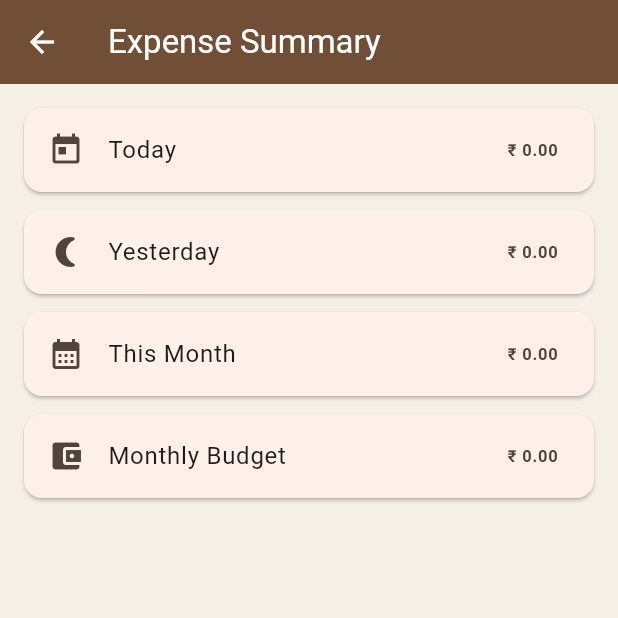
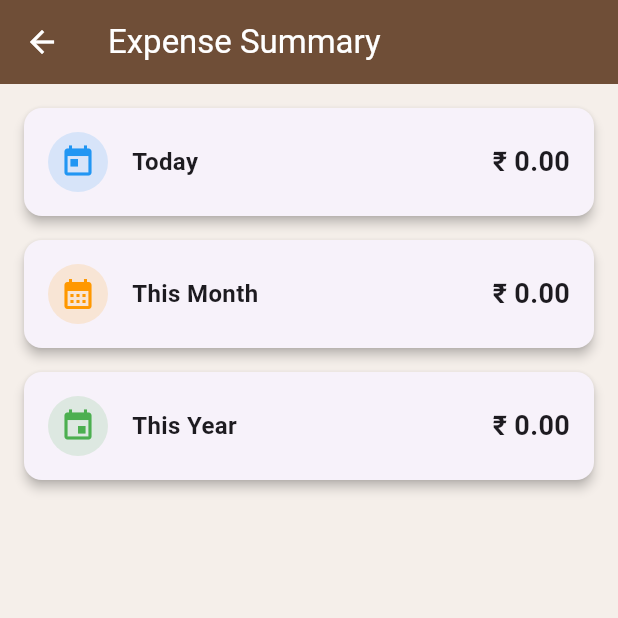
Before and after one commit to CodewithVipin/expense_tracker_app, a Flutter app: the screen it shows after launch, after a tap on the "analytics" icon, on a phone screen of 412 x 824 dp, the top half of it. Run offline on Flutter 3.47's test engine with Material 3 defaults, Android fonts, the phone set to English and light mode, and no system bars; our stand-ins replace sqflite; accounts and stored records are empty.

Commit message:
theme set to as phone

```diff
--- a/lib/core/app_theme.dart
+++ b/lib/core/app_theme.dart
@@ -1,43 +1,23 @@
 import 'package:flutter/material.dart';
 
 class AppTheme {
-  // ☀️ Light Coffee Theme
-  static ThemeData light = ThemeData(
+  static final ThemeData lightTheme = ThemeData(
     brightness: Brightness.light,
-    primaryColor: const Color(0xFF6F4E37), // Coffee Brown
-    scaffoldBackgroundColor: const Color(0xFFF5EFE6), // Cream
+    primarySwatch: Colors.brown,
+    scaffoldBackgroundColor: const Color(0xFFF5EFEA),
     appBarTheme: const AppBarTheme(
       backgroundColor: Color(0xFF6F4E37),
       foregroundColor: Colors.white,
-      elevation: 2,
-    ),
-    cardColor: Colors.white,
-    floatingActionButtonTheme: const FloatingActionButtonThemeData(
-      backgroundColor: Color(0xFF6F4E37),
-    ),
-    colorScheme: ColorScheme.fromSeed(
-      seedColor: const Color(0xFF6F4E37),
-      brightness: Brightness.light,
     ),
   );
 
-  // 🌙 Dark Coffee Theme
-  static ThemeData dark = ThemeData(
+  static final ThemeData darkTheme = ThemeData(
     brightness: Brightness.dark,
-    primaryColor: const Color(0xFF3E2723), // Dark Espresso
+    primarySwatch: Colors.brown,
     scaffoldBackgroundColor: const Color(0xFF1E1E1E),
     appBarTheme: const AppBarTheme(
       backgroundColor: Color(0xFF3E2723),
       foregroundColor: Colors.white,
-      elevation: 2,
-    ),
-    cardColor: const Color(0xFF2C2C2C),
-    floatingActionButtonTheme: const FloatingActionButtonThemeData(
-      backgroundColor: Color(0xFF3E2723),
-    ),
-    colorScheme: ColorScheme.fromSeed(
-      seedColor: const Color(0xFF3E2723),
-      brightness: Brightness.dark,
     ),
   );
 }
--- a/lib/main.dart
+++ b/lib/main.dart
@@ -1,5 +1,6 @@
 import 'package:expense_tracker/views/home_screen.dart';
 import 'package:flutter/material.dart';
+import 'package:flutter/services.dart';
 import 'package:provider/provider.dart';
 
 import 'core/app_theme.dart';
@@ -18,18 +19,30 @@ class ExpenseApp extends StatelessWidget {
   Widget build(BuildContext context) {
     return MultiProvider(
       providers: [
+        ChangeNotifierProvider(create: (_) => ThemeViewModel()),
         ChangeNotifierProvider(create: (_) => ExpenseViewModel()),
         ChangeNotifierProvider(create: (_) => CategoryViewModel()),
-        ChangeNotifierProvider(create: (_) => ThemeViewModel()),
       ],
       child: Consumer<ThemeViewModel>(
         builder: (context, themeVM, _) {
-          return MaterialApp(
-            debugShowCheckedModeBanner: false,
-            theme: AppTheme.light,
-            darkTheme: AppTheme.dark,
-            themeMode: themeVM.themeMode,
-            home: const HomeScreen(),
+          SystemChrome.setSystemUIOverlayStyle(
+            const SystemUiOverlayStyle(
+              statusBarColor: Colors.transparent,
+              statusBarIconBrightness: Brightness.light,
+              statusBarBrightness: Brightness.dark,
+            ),
+          );
+
+          return AnimatedTheme(
+            data: themeVM.isDark ? AppTheme.darkTheme : AppTheme.lightTheme,
+            duration: const Duration(milliseconds: 200),
+            curve: Curves.easeInOut,
+            child: MaterialApp(
+              debugShowCheckedModeBanner: false,
+              theme: AppTheme.lightTheme,
+              darkTheme: AppTheme.darkTheme,
+              home: const HomeScreen(),
+            ),
           );
         },
       ),
--- a/lib/viewmodels/expense_viewmodel.dart
+++ b/lib/viewmodels/expense_viewmodel.dart
@@ -17,6 +17,16 @@ class ExpenseViewModel extends ChangeNotifier {
   void updateMonthlyBudget(double value) {
     _monthlyBudget = value;
     notifyListeners();
+  }
+
+  // =========================
+  // 🔹 YEARLY TOTAL
+  // =========================
+  double get yearTotal {
+    final now = DateTime.now();
+    return _expenses
+        .where((e) => e.date.year == now.year)
+        .fold(0, (sum, e) => sum + e.amount);
   }
 
   // =========================
--- a/lib/viewmodels/theme_viewmodel.dart
+++ b/lib/viewmodels/theme_viewmodel.dart
@@ -1,37 +1,12 @@
 import 'package:flutter/material.dart';
-import '../services/settings_service.dart';
 
 class ThemeViewModel extends ChangeNotifier {
-  final SettingsService _settings = SettingsService();
+  bool _isDark = false;
 
-  ThemeMode _themeMode = ThemeMode.light;
+  bool get isDark => _isDark;
 
-  ThemeMode get themeMode => _themeMode;
-
-  ThemeViewModel() {
-    _loadTheme();
-  }
-
-  Future<void> _loadTheme() async {
-    final saved = await _settings.getLastCategory(); // reuse table
-    if (saved == 'dark') {
-      _themeMode = ThemeMode.dark;
-    } else {
-      _themeMode = ThemeMode.light;
-    }
+  void toggleTheme() {
+    _isDark = !_isDark;
     notifyListeners();
   }
-
-  Future<void> toggleTheme() async {
-    if (_themeMode == ThemeMode.light) {
-      _themeMode = ThemeMode.dark;
-      await _settings.saveLastCategory('dark');
-    } else {
-      _themeMode = ThemeMode.light;
-      await _settings.saveLastCategory('light');
-    }
-    notifyListeners();
-  }
-
-  bool get isDark => _themeMode == ThemeMode.dark;
 }
--- a/lib/views/home_screen.dart
+++ b/lib/views/home_screen.dart
@@ -1,6 +1,7 @@
 // ignore_for_file: deprecated_member_use
 
 import 'package:expense_tracker/views/screen/expense_summary_screen.dart';
+import 'package:expense_tracker/views/screen/manage_categories_screen.dart';
 import 'package:flutter/material.dart';
 import 'package:provider/provider.dart';
 
@@ -76,7 +77,6 @@ class _HomeScreenState extends State<HomeScreen> {
   @override
   Widget build(BuildContext context) {
     final expenseVM = context.watch<ExpenseViewModel>();
-    final themeVM = context.watch<ThemeViewModel>();
 
     return Scaffold(
       appBar: AppBar(
@@ -84,6 +84,19 @@ class _HomeScreenState extends State<HomeScreen> {
 
         // ✅ APP BAR ICONS
         actions: [
+          // 🏷️ Manage Categories
+          IconButton(
+            icon: const Icon(Icons.category),
+            tooltip: 'Manage Categories',
+            onPressed: () {
+              Navigator.push(
+                context,
+                MaterialPageRoute(
+                  builder: (_) => const ManageCategoriesScreen(),
+                ),
+              );
+            },
+          ),
           // 📊 Summary icon
           IconButton(
             icon: const Icon(Icons.analytics),
@@ -96,16 +109,11 @@ class _HomeScreenState extends State<HomeScreen> {
           ),
 
           // 🌗 Theme toggle icon
-          IconButton(
-            icon: Icon(themeVM.isDark ? Icons.light_mode : Icons.dark_mode),
-            onPressed: () {
-              themeVM.toggleTheme();
-            },
-          ),
         ],
       ),
 
-      body: Column(
+      body: RepaintBoundary(
+        child: Column(
           children: [
             Card(
               margin: const EdgeInsets.symmetric(horizontal: 12, vertical: 6),
@@ -211,6 +219,7 @@ class _HomeScreenState extends State<HomeScreen> {
             ),
           ],
         ),
+      ),
 
       // ➕ ADD EXPENSE FAB
       floatingActionButton: FloatingActionButton(
--- a/lib/views/screen/expense_summary_screen.dart
+++ b/lib/views/screen/expense_summary_screen.dart
@@ -1,6 +1,5 @@
 import 'package:flutter/material.dart';
 import 'package:provider/provider.dart';
-
 import '../../viewmodels/expense_viewmodel.dart';
 
 class ExpenseSummaryScreen extends StatelessWidget {
@@ -15,63 +14,61 @@ class ExpenseSummaryScreen extends StatelessWidget {
       body: ListView(
         padding: const EdgeInsets.all(16),
         children: [
-          _summaryTile(
+          _summaryCard(
             title: 'Today',
             amount: vm.todayTotal,
             icon: Icons.today,
+            color: Colors.blue,
           ),
-          _summaryTile(
-            title: 'Yesterday',
-            amount: vm.yesterdayTotal,
-            icon: Icons.nightlight_round,
-          ),
-          _summaryTile(
+          _summaryCard(
             title: 'This Month',
             amount: vm.monthTotal,
             icon: Icons.calendar_month,
+            color: Colors.orange,
           ),
-          _summaryTile(
-            title: 'Monthly Budget',
-            amount: vm.monthlyBudget,
-            icon: Icons.account_balance_wallet,
+          _summaryCard(
+            title: 'This Year',
+            amount: vm.yearTotal,
+            icon: Icons.event,
+            color: Colors.green,
           ),
-          if (vm.isMonthlyBudgetExceeded)
-            Padding(
-              padding: const EdgeInsets.only(top: 12),
-              child: Row(
-                children: const [
-                  Icon(Icons.warning, color: Colors.red),
-                  SizedBox(width: 8),
-                  Expanded(
-                    child: Text(
-                      'Monthly budget exceeded!',
-                      style: TextStyle(
-                        color: Colors.red,
-                        fontWeight: FontWeight.bold,
-                      ),
-                    ),
-                  ),
-                ],
-              ),
-            ),
         ],
       ),
     );
   }
 
-  Widget _summaryTile({
+  Widget _summaryCard({
     required String title,
     required double amount,
     required IconData icon,
+    required Color color,
   }) {
     return Card(
-      margin: const EdgeInsets.only(bottom: 12),
-      child: ListTile(
-        leading: Icon(icon),
-        title: Text(title),
-        trailing: Text(
-          '₹ ${amount.toStringAsFixed(2)}',
-          style: const TextStyle(fontWeight: FontWeight.bold),
+      margin: const EdgeInsets.only(bottom: 16),
+      elevation: 3,
+      child: Padding(
+        padding: const EdgeInsets.all(16),
+        child: Row(
+          children: [
+            CircleAvatar(
+              backgroundColor: color.withValues(alpha: 0.15),
+              child: Icon(icon, color: color),
+            ),
+            const SizedBox(width: 16),
+            Expanded(
+              child: Text(
+                title,
+                style: const TextStyle(
+                  fontSize: 16,
+                  fontWeight: FontWeight.w600,
+                ),
+              ),
+            ),
+            Text(
+              '₹ ${amount.toStringAsFixed(2)}',
+              style: const TextStyle(fontSize: 18, fontWeight: FontWeight.bold),
+            ),
+          ],
         ),
       ),
     );
```
Also changed, not shown: lib/services/category_service.dart (+16 -1 lines), lib/viewmodels/category_viewmodel.dart (+9 -5 lines), lib/views/screen/manage_categories_screen.dart (+17 -31 lines), lib/widgets/edit_category_dialog.dart (+3 -5 lines). Lines whose indentation alone changed are shown as unchanged.
